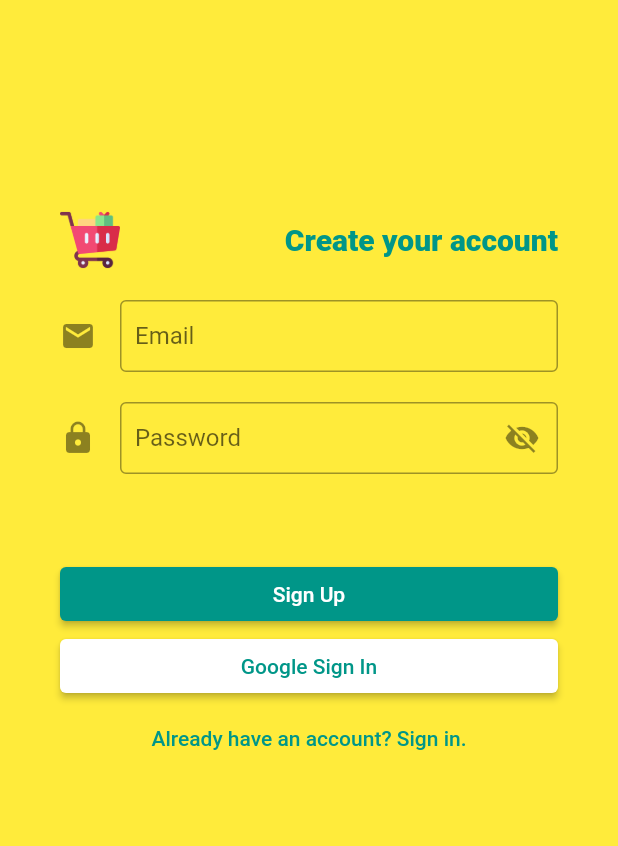
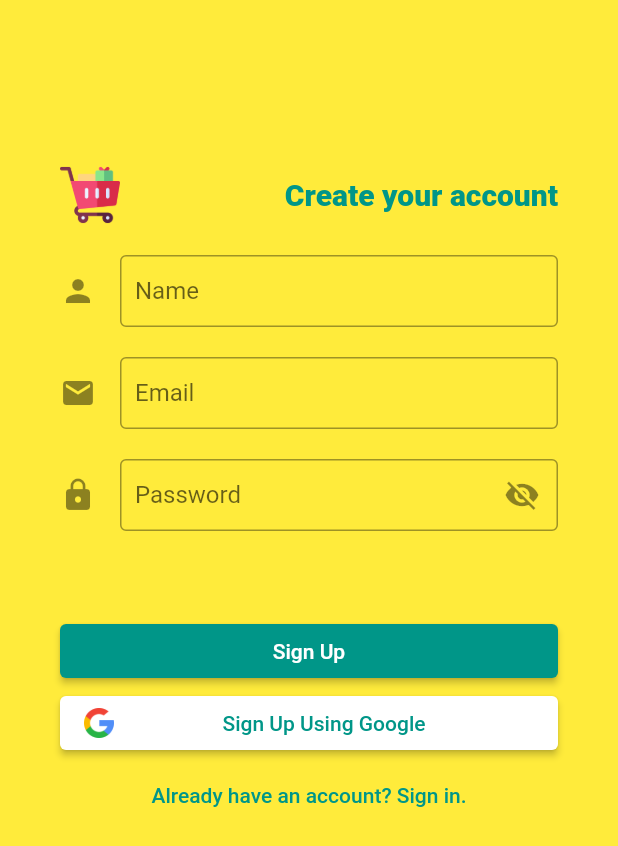
Before and after one commit to pwhb/easy-deals-flutter, a Flutter app: the screen it shows after launch, after a tap on "Join Now", on a phone screen of 412 x 824 dp. Shown: the top 846 px of the screen. Run offline on Flutter 3.47's test engine with Material 2 defaults, Android fonts, the light colour scheme and no system bars; our stand-ins replace animated_text_kit, cloud_firestore, firebase_auth, firebase_core, google_sign_in; accounts and stored records are empty.

Commit message:
added home_screen

```diff
--- a/lib/main.dart
+++ b/lib/main.dart
@@ -41,7 +41,6 @@ class MyApp extends StatelessWidget {
           // or simply save your changes to "hot reload" in a Flutter IDE).
           // Notice that the counter didn't reset back to zero; the application
           // is not restarted.,
-
           backgroundColor: Colors.yellow,
           primarySwatch: Colors.teal,
         ),
--- a/lib/models/listing.dart
+++ b/lib/models/listing.dart
@@ -1,4 +1,4 @@
-class Listing {
+class ListingModel {
   String itemName;
   String sellerUid;
   bool isUsed;
@@ -12,7 +12,7 @@ class Listing {
   String? description;
   List<String>? itemPhotos;
 
-  Listing({
+  ListingModel({
     required this.itemName,
     required this.sellerUid,
     required this.createdAt,
--- /dev/null
+++ b/lib/views/components/auth_button.dart
@@ -0,0 +1,65 @@
+import 'package:flutter/material.dart';
+
+enum HomeMenuChoices {
+  about,
+  setting,
+  logout,
+}
+
+class AuthButton extends StatelessWidget {
+  const AuthButton({
+    Key? key,
+    required this.onPressed,
+    this.reverse = false,
+    this.isLoading = false,
+    this.isGoogleButton = false,
+    required this.title,
+  }) : super(key: key);
+
+  final Function onPressed;
+  final bool reverse;
+  final String title;
+  final bool isLoading;
+  final bool isGoogleButton;
+
+  @override
+  Widget build(BuildContext context) {
+    return ElevatedButton(
+      onPressed: () => onPressed(),
+      style: ButtonStyle(
+        backgroundColor:
+            reverse ? MaterialStateProperty.all<Color>(Colors.white) : null,
+      ),
+      child: isLoading
+          ? CircularProgressIndicator(
+              color: reverse ? null : Colors.white,
+            )
+          : isGoogleButton
+              ? Row(
+                  mainAxisAlignment: MainAxisAlignment.start,
+                  children: [
+                    Image.asset(
+                      'images/search.png',
+                      height: 20,
+                    ),
+                    Expanded(
+                      child: Text(
+                        title,
+                        style: reverse
+                            ? TextStyle(
+                                color: Theme.of(context).colorScheme.primary)
+                            : null,
+                        textAlign: TextAlign.center,
+                      ),
+                    ),
+                  ],
+                )
+              : Text(
+                  title,
+                  style: reverse
+                      ? TextStyle(color: Theme.of(context).colorScheme.primary)
+                      : null,
+                ),
+    );
+  }
+}
--- a/lib/views/screens/registration_screen.dart
+++ b/lib/views/screens/registration_screen.dart
@@ -1,6 +1,7 @@
 import 'package:easy_deals/services/auth_controllers.dart';
+import 'package:easy_deals/views/components/auth_button.dart';
+import 'package:easy_deals/views/screens/home_screen.dart';
 import 'package:easy_deals/views/screens/login_screen.dart';
-import 'package:easy_deals/views/widgets/AuthButton.dart';
 import 'package:firebase_auth/firebase_auth.dart';
 import 'package:flutter/material.dart';
 
@@ -15,6 +16,7 @@ class RegistrationScreen extends StatefulWidget {
 class _RegistrationScreenState extends State<RegistrationScreen> {
   bool _hidePassword = true;
   final GlobalKey<FormState> _formKey = GlobalKey<FormState>();
+  final TextEditingController _nameController = TextEditingController();
   final TextEditingController _emailController = TextEditingController();
   final TextEditingController _passwordController = TextEditingController();
 
@@ -41,21 +43,27 @@ class _RegistrationScreenState extends State<RegistrationScreen> {
         child: ListView(
           children: <Widget>[
             const SizedBox(
-              height: 100.0,
+              height: 70.0,
             ),
             Row(
               mainAxisAlignment: MainAxisAlignment.spaceBetween,
               children: [
-                Image.asset(
+                Hero(
+                  tag: 'logo',
+                  child: Image.asset(
                     'images/trolley.png',
                     width: 40.0,
                   ),
-                Text(
+                ),
+                Hero(
+                  tag: 'title-text',
+                  child: Text(
                     'Create your account',
                     style: TextStyle(
                       color: Theme.of(context).colorScheme.primary,
                       fontWeight: FontWeight.w900,
                       fontSize: 20.0,
+                    ),
                   ),
                 )
               ],
@@ -67,7 +75,19 @@ class _RegistrationScreenState extends State<RegistrationScreen> {
               key: _formKey,
               child: Column(
                 children: <Widget>[
-                  TextFormField(
+                  TextField(
+                    controller: _nameController,
+                    decoration: const InputDecoration(
+                      icon: Icon(Icons.person),
+                      border: OutlineInputBorder(),
+                      labelText: 'Name',
+                      contentPadding: EdgeInsets.all(10.0),
+                    ),
+                  ),
+                  const SizedBox(
+                    height: 20.0,
+                  ),
+                  TextField(
                     controller: _emailController,
                     keyboardType: TextInputType.emailAddress,
                     decoration: const InputDecoration(
@@ -80,7 +100,7 @@ class _RegistrationScreenState extends State<RegistrationScreen> {
                   const SizedBox(
                     height: 20.0,
                   ),
-                  TextFormField(
+                  TextField(
                     controller: _passwordController,
                     obscureText: _hidePassword,
                     decoration: InputDecoration(
@@ -118,12 +138,14 @@ class _RegistrationScreenState extends State<RegistrationScreen> {
             const SizedBox(
               height: 20.0,
             ),
-            AuthButton(
+            Hero(
+              tag: 'button1',
+              child: AuthButton(
                 onPressed: () async {
                   setState(() {
                     _normalLoading = true;
                   });
-                dynamic response = await normalSignUp(
+                  dynamic response = await normalSignUp(_nameController.text,
                       _emailController.text, _passwordController.text);
 
                   setState(() {
@@ -132,35 +154,40 @@ class _RegistrationScreenState extends State<RegistrationScreen> {
                       _success = true;
                       _error = null;
                       _userEmail = response.email!;
+                      Navigator.pushNamedAndRemoveUntil(
+                          context, HomeScreen.id, (route) => false);
                     } else {
                       _success = false;
                       _error = response;
                     }
                   });
-                // Navigator.pushNamedAndRemoveUntil(
-                //     context, HomeScreen.id, (route) => false);
                 },
                 title: 'Sign Up',
                 isLoading: _normalLoading,
               ),
-            AuthButton(
+            ),
+            Hero(
+              tag: 'button2',
+              child: AuthButton(
                 onPressed: () async {
                   setState(() {
                     _googleLoading = true;
                   });
-                // Navigator.pushNamedAndRemoveUntil(
-                //     context, HomeScreen.id, (route) => false);
+                  Navigator.pushNamedAndRemoveUntil(
+                      context, HomeScreen.id, (route) => false);
                   setState(() {
                     _googleLoading = false;
                   });
                 },
-              title: 'Google Sign In',
+                title: 'Sign Up Using Google',
                 reverse: true,
                 isLoading: _googleLoading,
+                isGoogleButton: true,
+              ),
             ),
             TextButton(
               onPressed: () {
-                Navigator.pushNamed(context, LoginScreen.id);
+                Navigator.pushReplacementNamed(context, LoginScreen.id);
               },
               child: Text(
                 'Already have an account? Sign in.',
--- a/lib/views/screens/splash_screen.dart
+++ b/lib/views/screens/splash_screen.dart
@@ -1,7 +1,7 @@
 import 'package:animated_text_kit/animated_text_kit.dart';
 import 'package:easy_deals/views/screens/login_screen.dart';
 import 'package:easy_deals/views/screens/registration_screen.dart';
-import 'package:easy_deals/views/widgets/AuthButton.dart';
+import 'package:easy_deals/views/components/auth_button.dart';
 import 'package:flutter/material.dart';
 
 class SplashScreen extends StatelessWidget {
@@ -20,12 +20,17 @@ class SplashScreen extends StatelessWidget {
           children: <Widget>[
             Padding(
               padding: const EdgeInsets.only(top: 40),
+              child: Hero(
+                tag: 'logo',
                 child: Image.asset(
                   'images/trolley.png',
                   width: 160.0,
                 ),
               ),
-            DefaultTextStyle(
+            ),
+            Hero(
+              tag: 'title-text',
+              child: DefaultTextStyle(
                 style: TextStyle(
                   color: Theme.of(context).colorScheme.primary,
                   fontWeight: FontWeight.w900,
@@ -49,21 +54,28 @@ class SplashScreen extends StatelessWidget {
                   ],
                 ),
               ),
+            ),
             Column(
               crossAxisAlignment: CrossAxisAlignment.stretch,
-              children: <AuthButton>[
-                AuthButton(
+              children: <Hero>[
+                Hero(
+                  tag: 'button1',
+                  child: AuthButton(
                     onPressed: () {
                       Navigator.pushNamed(context, LoginScreen.id);
                     },
                     title: 'Login',
                   ),
-                AuthButton(
+                ),
+                Hero(
+                  tag: 'button2',
+                  child: AuthButton(
                     onPressed: () {
                       Navigator.pushNamed(context, RegistrationScreen.id);
                     },
                     title: 'Join Now',
                     reverse: true,
+                  ),
                 )
               ],
             ),
--- a/lib/views/widgets/AuthButton.dart
+++ /dev/null
@@ -1,33 +0,0 @@
-import 'package:flutter/material.dart';
-
-class AuthButton extends StatelessWidget {
-  const AuthButton({
-    Key? key,
-    required this.onPressed,
-    this.reverse = false,
-    this.isLoading = false,
-    required this.title,
-  }) : super(key: key);
-
-  final Function onPressed;
-  final bool reverse;
-  final String title;
-  final bool isLoading;
-
-  @override
-  Widget build(BuildContext context) {
-    return ElevatedButton(
-      onPressed: () => onPressed(),
-      style: ButtonStyle(
-        backgroundColor:
-            reverse ? MaterialStateProperty.all<Color>(Colors.white) : null,
-      ),
-      child: isLoading? const CircularProgressIndicator(color: Colors.white,) : Text(
-        title,
-        style: reverse
-            ? TextStyle(color: Theme.of(context).colorScheme.primary)
-            : null,
-      ),
-    );
-  }
-}
--- a/pubspec.yaml
+++ b/pubspec.yaml
@@ -41,6 +41,8 @@ dependencies:
   google_sign_in: ^5.2.1
   provider: ^6.0.1
   cloud_firestore: ^3.1.5
+  image_picker: ^0.8.4+4
+  image_cropper: ^1.4.1
 
 dev_dependencies:
   flutter_test:
```
Also changed, not shown: lib/models/user.dart (+6 -6 lines), lib/services/auth_controllers.dart (+76 -14 lines), lib/views/components/app_bar.dart (added, +52 -0 lines), lib/views/components/edit_profile_picture.dart (added, +14 -0 lines), lib/views/dialogs/exit_dialog.dart (added, +23 -0 lines), lib/views/dialogs/logout_dialog.dart (added, +30 -0 lines), lib/views/screens/home_screen.dart (+60 -20 lines), lib/views/screens/login_screen.dart (+22 -7 lines), lib/views/tabs/home_tab.dart (added, +17 -0 lines), lib/views/tabs/notification_tab.dart (added, +15 -0 lines), lib/views/tabs/profile_tab.dart (added, +63 -0 lines), pubspec.lock, 1 other file. Lines whose indentation alone changed are shown as unchanged.
